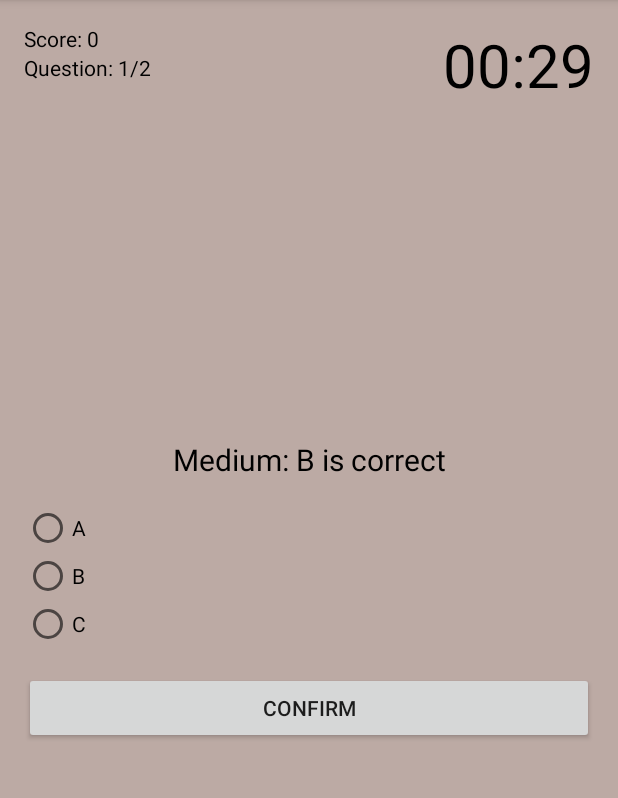
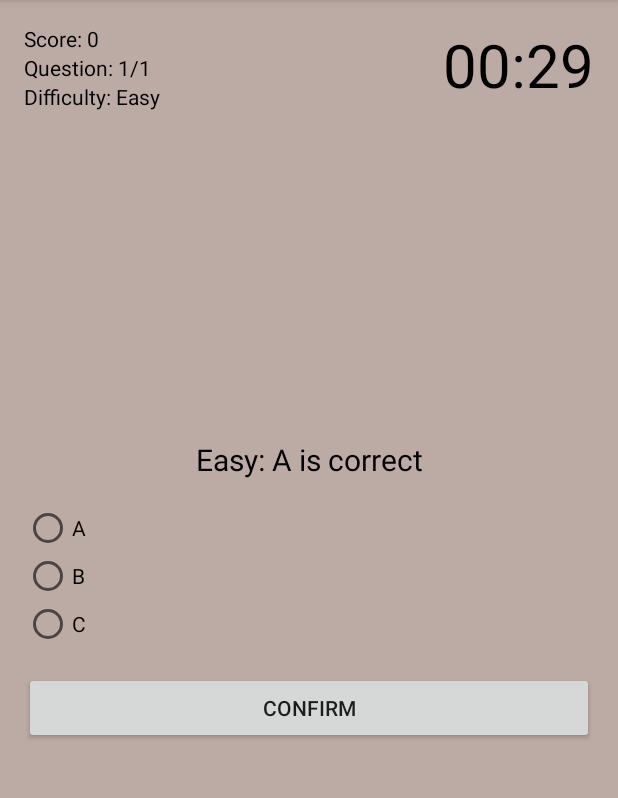
Before and after one commit to linhthi/AwesomeQuiz, an Android app: the screen it shows after launch (QuizActivity), after a tap on "START QUIZ", on a phone screen of 412 x 824 dp, the part 84-882 px from its top. Run offline under Robolectric (Android 15) with nearby library versions, the phone set to English and light mode, and no system bars.

Commit message:
add Select difficulty

```diff
--- a/app/src/main/java/com/app/myawesomequiz/MainActivity.java
+++ b/app/src/main/java/com/app/myawesomequiz/MainActivity.java
@@ -7,16 +7,21 @@ import android.content.Intent;
 import android.content.SharedPreferences;
 import android.os.Bundle;
 import android.view.View;
+import android.widget.Adapter;
+import android.widget.ArrayAdapter;
 import android.widget.Button;
+import android.widget.Spinner;
 import android.widget.TextView;
 
 public class MainActivity extends AppCompatActivity {
     private static final int REQUEST_CODE_QUIZ = 1;
+    public static final String EXTRA_DIFFICULTY = "extraDifficulty";
 
     public static final String SHARED_PREFS = "sharedPrefs";
     public static final String KEY_HIGH_SCORE = "keyHighScore";
 
     private TextView textViewHighScore;
+    private Spinner spinnerDifficulty;
 
     private int highScore;
 
@@ -26,6 +31,14 @@ public class MainActivity extends AppCompatActivity {
         setContentView(R.layout.activity_main);
 
         textViewHighScore = findViewById(R.id.text_view_highscore);
+        spinnerDifficulty = findViewById(R.id.spinner_difficulty);
+
+        String[] difficultyLevels = Question.getAllDifficultyLevels();
+        ArrayAdapter<String> adapterDifficulty = new ArrayAdapter<String>(this,
+                android.R.layout.simple_spinner_item, difficultyLevels);
+        adapterDifficulty.setDropDownViewResource(android.R.layout.simple_spinner_dropdown_item);
+        spinnerDifficulty.setAdapter(adapterDifficulty);
+
         loadHighScore();
 
         Button buttonStartQuiz = findViewById(R.id.button_start_quiz);
@@ -38,7 +51,10 @@ public class MainActivity extends AppCompatActivity {
     }
 
     private void startQuiz() {
+        String difficulty = spinnerDifficulty.getSelectedItem().toString();
+
         Intent intent = new Intent(MainActivity.this, QuizActivity.class);
+        intent.putExtra(EXTRA_DIFFICULTY, difficulty);
         startActivityForResult(intent, REQUEST_CODE_QUIZ);
     }
 
--- a/app/src/main/java/com/app/myawesomequiz/QuizActivity.java
+++ b/app/src/main/java/com/app/myawesomequiz/QuizActivity.java
@@ -36,6 +36,7 @@ public class QuizActivity extends AppCompatActivity {
     private TextView textViewQuestion;
     private TextView textViewScore;
     private TextView textViewQuestionCount;
+    private TextView textViewDifficulty;
     private TextView textViewCountDown;
     private RadioGroup rbGroup;
     private RadioButton rb1;
@@ -67,6 +68,7 @@ public class QuizActivity extends AppCompatActivity {
         textViewQuestion = findViewById(R.id.text_view_question);
         textViewScore = findViewById(R.id.text_view_score);
         textViewQuestionCount = findViewById(R.id.text_view_question_count);
+        textViewDifficulty = findViewById(R.id.text_view_difficulty);
         textViewCountDown = findViewById(R.id.text_view_count);
         rbGroup = findViewById(R.id.radio_group);
         rb1 = findViewById(R.id.radio_button1);
@@ -77,9 +79,14 @@ public class QuizActivity extends AppCompatActivity {
         textColorDefaultRb = rb1.getTextColors();
         textColorDefaultCb = textViewCountDown.getTextColors();
 
+        Intent intent = getIntent();
+        String difficulty = intent.getStringExtra(MainActivity.EXTRA_DIFFICULTY);
+
+        textViewDifficulty.setText("Difficulty: " + difficulty);
+
         if (savedInstanceState == null) {
             QuizDbHelper dbHelper = new QuizDbHelper(this);
-            questionList = dbHelper.getQuestion("Medium");
+            questionList = dbHelper.getQuestion(difficulty);
             questionCountTotal = questionList.size();
             Collections.shuffle(questionList);
 
--- a/app/src/main/res/layout/activity_main.xml
+++ b/app/src/main/res/layout/activity_main.xml
@@ -33,4 +33,13 @@
         android:layout_height="wrap_content"
         android:layout_centerInParent="true"
         android:text="Start Quiz" />
+
+    <Spinner
+        android:id="@+id/spinner_difficulty"
+        android:layout_width="wrap_content"
+        android:layout_height="wrap_content"
+        android:layout_marginTop="16dp"
+        android:layout_alignStart="@id/button_start_quiz"
+        android:layout_below="@id/button_start_quiz"
+        android:layout_alignLeft="@id/button_start_quiz" />
 </RelativeLayout>
--- a/app/src/main/res/layout/activity_quiz.xml
+++ b/app/src/main/res/layout/activity_quiz.xml
@@ -23,6 +23,15 @@
         android:layout_below="@id/text_view_score"
         android:freezesText="true"
         android:text="Question :1/x"
+        android:textColor="@android:color/black" />
+
+    <TextView
+        android:id="@+id/text_view_difficulty"
+        android:layout_width="wrap_content"
+        android:layout_height="wrap_content"
+        android:layout_below="@id/text_view_question_count"
+        android:freezesText="true"
+        android:text="Difficulty: "
         android:textColor="@android:color/black" />
 
     <TextView
```
